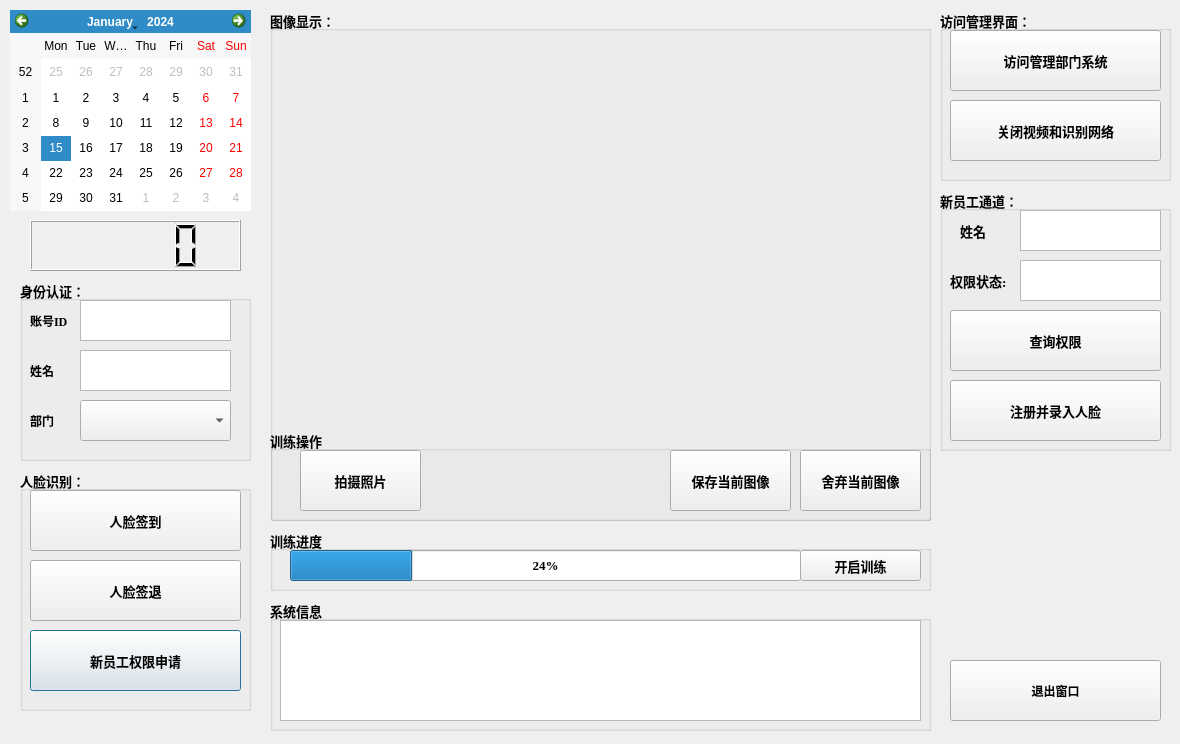
Old version of the form src/WorkAttendanceSys/WorkAttendanceSys.ui in the repository Liupeter01/WorkAttendanceQT.
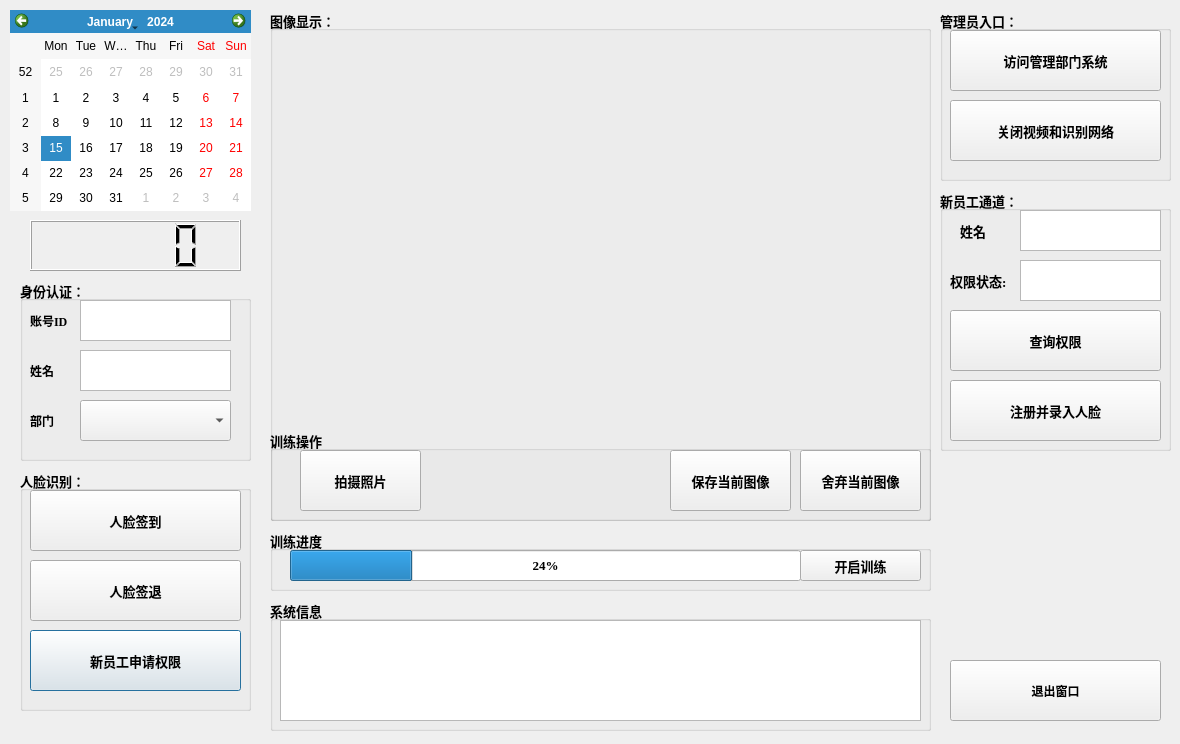
New version of the form.

What changed in the file:
```diff
--- a/src/WorkAttendanceSys/WorkAttendanceSys.ui
+++ b/src/WorkAttendanceSys/WorkAttendanceSys.ui
@@ -522,7 +522,7 @@
      </rect>
     </property>
     <property name="text">
-     <string>新员工权限申请</string>
+     <string>新员工申请权限</string>
     </property>
    </widget>
    <widget class="QPushButton" name="Logout">
@@ -668,7 +668,7 @@
     </font>
    </property>
    <property name="title">
-    <string>访问管理界面：</string>
+    <string>管理员入口：</string>
    </property>
    <widget class="QPushButton" name="CloseVideo">
     <property name="geometry">
```
Left out of the diff: 2 changed lines with no effect on the pictures.
